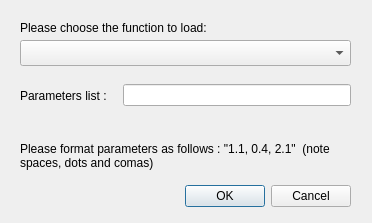
Qt form Anisotropic_mesh_3/demo/ui_files/Function_dialog.ui (MaelRL/cgal) before a commit.
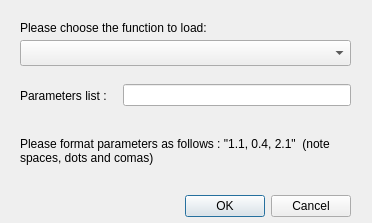
The same form after that commit.

Patch:
```diff
--- a/Anisotropic_mesh_3/demo/ui_files/Function_dialog.ui
+++ b/Anisotropic_mesh_3/demo/ui_files/Function_dialog.ui
@@ -23,7 +23,7 @@
    <property name="geometry">
     <rect>
      <x>10</x>
-     <y>180</y>
+     <y>190</y>
      <width>341</width>
      <height>32</height>
     </rect>
@@ -64,7 +64,7 @@
      <x>20</x>
      <y>110</y>
      <width>341</width>
-     <height>91</height>
+     <height>81</height>
     </rect>
    </property>
    <property name="text">
```
